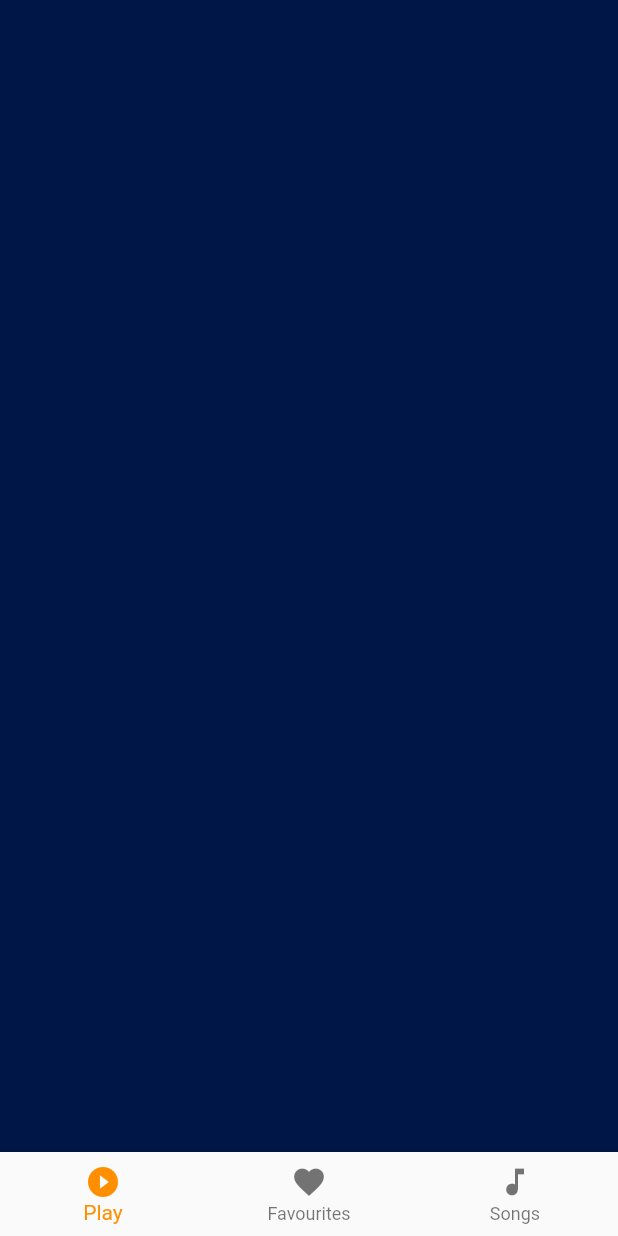
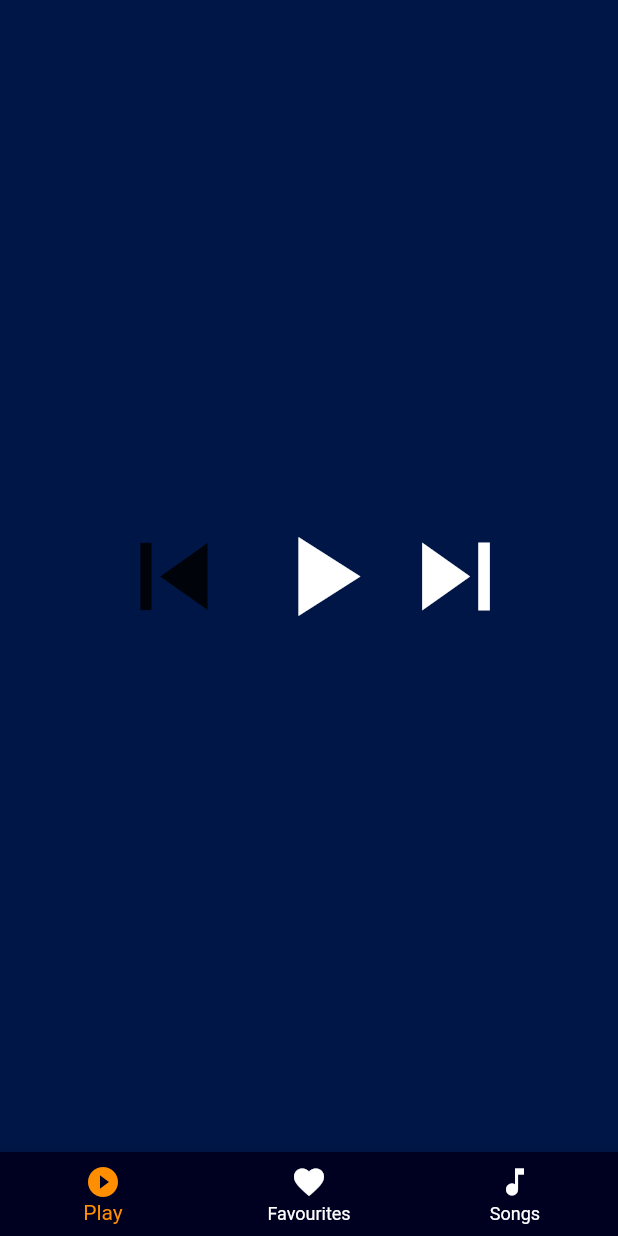
Before and after one commit to sandaruwan98/Sindu-MusicPlayer, a Flutter app: the screen it shows after launch, on a phone screen of 412 x 824 dp. Run offline on Flutter 3.47's test engine with Material 2 defaults, Android fonts, the phone set to English and light mode, and no system bars.

Commit message:
Controll buttons added

```diff
--- a/lib/main.dart
+++ b/lib/main.dart
@@ -11,6 +11,11 @@ class SinduApp extends StatelessWidget {
       theme: ThemeData(
         primaryColor: Color(0xff001646),
         scaffoldBackgroundColor: Color(0xff001646),
+        bottomNavigationBarTheme: BottomNavigationBarThemeData(
+            selectedItemColor: Colors.amber[800],
+            unselectedItemColor: Colors.white,
+            backgroundColor: Color(0xFF000020),
+        ),
       ),
       home: SafeArea(
           child: SinduHome()
--- a/lib/screens/sindu_player.dart
+++ b/lib/screens/sindu_player.dart
@@ -4,9 +4,58 @@ class SinduPlayer extends StatefulWidget {
   _SinduPlayerState createState() => _SinduPlayerState();
 }
 
+enum Status { running, stopped, paused }
+IconData iconType = Icons.play_arrow_sharp;
+Status current = Status.running;
+
+void setIcon() {
+  if(current == Status.running){
+    iconType = Icons.pause;
+    current = Status.paused;
+  }
+  else if(current == Status.paused){
+    iconType = Icons.play_arrow_sharp;
+    current = Status.running;
+  }
+}
+
 class _SinduPlayerState extends State<SinduPlayer> {
+
   @override
   Widget build(BuildContext context) {
-    return Container();
+
+    return Scaffold(
+      body: Column(
+        mainAxisAlignment: MainAxisAlignment.center,
+        children: [
+          Row(
+            mainAxisAlignment: MainAxisAlignment.center,
+            children: [
+              IconButton(
+                icon: Icon(Icons.skip_previous_sharp),
+                iconSize: 90.0,
+                onPressed: (){
+                },
+              ),
+              GestureDetector(
+                onTap: (){
+                  setState(() {
+                    setIcon();
+                  });
+                },
+                child: Icon(
+                    iconType,
+                    size: 90.0,
+                    color: Colors.white),
+              ),
+              Icon(
+                  Icons.skip_next_sharp,
+                  size: 90.0,
+                  color: Colors.white),
+            ],
+          )
+        ],
+      ),
+    );
   }
 }
--- a/lib/sindu_home.dart
+++ b/lib/sindu_home.dart
@@ -43,7 +43,6 @@ class _SinduHomeState extends State<SinduHome> {
           ),
         ],
         currentIndex: _currentIndex,
-        selectedItemColor: Colors.amber[800],
         onTap: _onItemTapped,
       ),
     );
```
